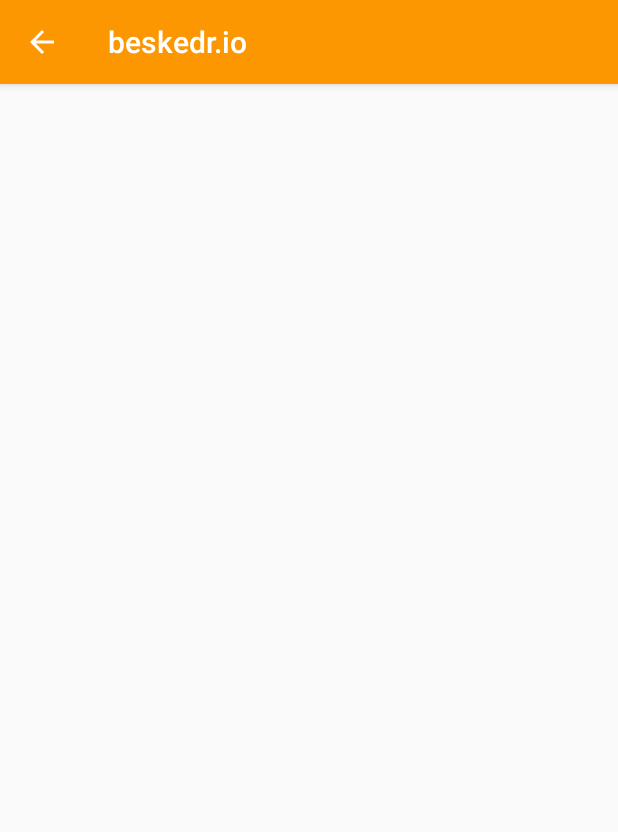
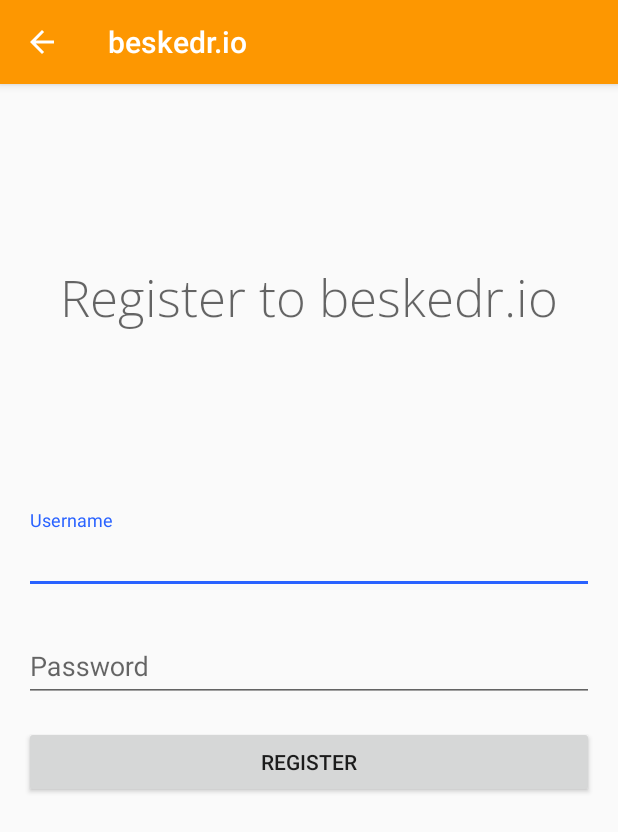
Before and after one commit to NielsHeltner/ap-portfolio, an Android app: the RegisterActivity screen opened directly, with no data from a screen before it, on a phone screen of 412 x 824 dp. Shown: the top 832 px of the screen. Run offline under Robolectric (Android 15) with nearby library versions, the phone set to English and light mode, and no system bars.

Commit message:
tilføjet register activity

```diff
--- a/app/src/main/res/layout/activity_login.xml
+++ b/app/src/main/res/layout/activity_login.xml
@@ -7,19 +7,19 @@
     tools:context="io.beskedr.LoginActivity">
 
     <android.support.design.widget.TextInputLayout
-        android:id="@+id/textInputLayoutUsername"
+        android:id="@+id/textInputLayoutLoginUsername"
         android:layout_width="0dp"
         android:layout_height="wrap_content"
         android:layout_marginBottom="16dp"
         android:layout_marginEnd="16dp"
         android:layout_marginStart="16dp"
-        app:layout_constraintBottom_toTopOf="@+id/textInputLayoutPassword"
+        app:layout_constraintBottom_toTopOf="@+id/textInputLayoutLoginPassword"
         app:layout_constraintEnd_toEndOf="parent"
         app:layout_constraintHorizontal_bias="0.0"
         app:layout_constraintStart_toStartOf="parent">
 
         <android.support.design.widget.TextInputEditText
-            android:id="@+id/username"
+            android:id="@+id/loginUsername"
             android:layout_width="match_parent"
             android:layout_height="match_parent"
             android:fontFamily="sans-serif"
@@ -28,7 +28,7 @@
     </android.support.design.widget.TextInputLayout>
 
     <android.support.design.widget.TextInputLayout
-        android:id="@+id/textInputLayoutPassword"
+        android:id="@+id/textInputLayoutLoginPassword"
         android:layout_width="0dp"
         android:layout_height="wrap_content"
         android:layout_marginBottom="16dp"
@@ -42,7 +42,7 @@
         app:layout_constraintTop_toTopOf="parent">
 
         <android.support.design.widget.TextInputEditText
-            android:id="@+id/password"
+            android:id="@+id/loginPassword"
             android:layout_width="match_parent"
             android:layout_height="wrap_content"
             android:fontFamily="sans-serif"
@@ -52,7 +52,7 @@
     </android.support.design.widget.TextInputLayout>
 
     <Button
-        android:id="@+id/button"
+        android:id="@+id/loginBtn"
         android:layout_width="0dp"
         android:layout_height="wrap_content"
         android:layout_marginEnd="16dp"
@@ -62,10 +62,10 @@
         android:text="@string/btn_login"
         app:layout_constraintEnd_toEndOf="parent"
         app:layout_constraintStart_toStartOf="parent"
-        app:layout_constraintTop_toBottomOf="@+id/textInputLayoutPassword" />
+        app:layout_constraintTop_toBottomOf="@+id/textInputLayoutLoginPassword" />
 
     <TextView
-        android:id="@+id/textView"
+        android:id="@+id/noAccount"
         android:layout_width="wrap_content"
         android:layout_height="wrap_content"
         android:layout_marginEnd="16dp"
@@ -76,10 +76,10 @@
         android:text="@string/prompt_register"
         app:layout_constraintEnd_toEndOf="parent"
         app:layout_constraintStart_toStartOf="parent"
-        app:layout_constraintTop_toBottomOf="@+id/button" />
+        app:layout_constraintTop_toBottomOf="@+id/loginBtn" />
 
     <TextView
-        android:id="@+id/textView2"
+        android:id="@+id/loginHeader"
         android:layout_width="wrap_content"
         android:layout_height="wrap_content"
         android:layout_marginBottom="16dp"
@@ -87,9 +87,9 @@
         android:layout_marginStart="16dp"
         android:layout_marginTop="16dp"
         android:fontFamily="@font/open_sans_light"
-        android:text="@string/prompt_login"
+        android:text="@string/prompt_login_header"
         android:textAppearance="@android:style/TextAppearance.Material.Display1"
-        app:layout_constraintBottom_toTopOf="@+id/textInputLayoutUsername"
+        app:layout_constraintBottom_toTopOf="@+id/textInputLayoutLoginUsername"
         app:layout_constraintEnd_toEndOf="parent"
         app:layout_constraintStart_toStartOf="parent"
         app:layout_constraintTop_toTopOf="parent" />
--- a/app/src/main/res/layout/activity_register.xml
+++ b/app/src/main/res/layout/activity_register.xml
@@ -6,4 +6,77 @@
     android:layout_height="match_parent"
     tools:context="io.beskedr.RegisterActivity">
 
+    <android.support.design.widget.TextInputLayout
+        android:id="@+id/textInputLayoutRegisterUsername"
+        android:layout_width="0dp"
+        android:layout_height="wrap_content"
+        android:layout_marginBottom="16dp"
+        android:layout_marginEnd="16dp"
+        android:layout_marginStart="16dp"
+        app:layout_constraintBottom_toTopOf="@+id/textInputLayoutRegisterPassword"
+        app:layout_constraintEnd_toEndOf="parent"
+        app:layout_constraintHorizontal_bias="0.0"
+        app:layout_constraintStart_toStartOf="parent">
+
+        <android.support.design.widget.TextInputEditText
+            android:id="@+id/username"
+            android:layout_width="match_parent"
+            android:layout_height="match_parent"
+            android:fontFamily="sans-serif"
+            android:hint="@string/prompt_username"
+            android:singleLine="true" />
+    </android.support.design.widget.TextInputLayout>
+
+    <android.support.design.widget.TextInputLayout
+        android:id="@+id/textInputLayoutRegisterPassword"
+        android:layout_width="0dp"
+        android:layout_height="wrap_content"
+        android:layout_marginBottom="16dp"
+        android:layout_marginEnd="16dp"
+        android:layout_marginStart="16dp"
+        android:layout_marginTop="16dp"
+        app:layout_constraintBottom_toBottomOf="parent"
+        app:layout_constraintEnd_toEndOf="parent"
+        app:layout_constraintHorizontal_bias="0.312"
+        app:layout_constraintStart_toStartOf="parent"
+        app:layout_constraintTop_toTopOf="parent">
+
+        <android.support.design.widget.TextInputEditText
+            android:id="@+id/password"
+            android:layout_width="match_parent"
+            android:layout_height="wrap_content"
+            android:fontFamily="sans-serif"
+            android:hint="@string/prompt_password"
+            android:inputType="textPassword"
+            android:singleLine="true" />
+    </android.support.design.widget.TextInputLayout>
+
+    <Button
+        android:id="@+id/button3"
+        android:layout_width="0dp"
+        android:layout_height="wrap_content"
+        android:layout_marginEnd="16dp"
+        android:layout_marginStart="16dp"
+        android:layout_marginTop="16dp"
+        android:onClick="login"
+        android:text="@string/btn_register"
+        app:layout_constraintEnd_toEndOf="parent"
+        app:layout_constraintStart_toStartOf="parent"
+        app:layout_constraintTop_toBottomOf="@+id/textInputLayoutRegisterPassword" />
+
+    <TextView
+        android:id="@+id/registerHeader"
+        android:layout_width="wrap_content"
+        android:layout_height="wrap_content"
+        android:layout_marginBottom="16dp"
+        android:layout_marginEnd="16dp"
+        android:layout_marginStart="16dp"
+        android:layout_marginTop="16dp"
+        android:fontFamily="@font/open_sans_light"
+        android:text="@string/prompt_register_header"
+        android:textAppearance="@android:style/TextAppearance.Material.Display1"
+        app:layout_constraintBottom_toTopOf="@+id/textInputLayoutRegisterUsername"
+        app:layout_constraintEnd_toEndOf="parent"
+        app:layout_constraintStart_toStartOf="parent"
+        app:layout_constraintTop_toTopOf="parent" />
 </android.support.constraint.ConstraintLayout>
--- a/app/src/main/res/values/strings.xml
+++ b/app/src/main/res/values/strings.xml
@@ -7,12 +7,18 @@
     <string name="no_messages">You have no messages :(</string>
 
     <!-- Strings for login -->
-    <string name="prompt_login">Log in to &appname;</string>
+    <string name="prompt_login_header">Log in to &appname;</string>
     <string name="prompt_username">Username</string>
     <string name="prompt_password">Password</string>
     <string name="btn_login">Login</string>
     <string name="prompt_register">No account yet? Create an account.</string>
 
+    <!-- Strings for register -->
+    <string name="prompt_register_header">Register to &appname;</string>
+    <string name="prompt_name">Name</string>
+    <string name="prompt_email">Email</string>
+    <string name="btn_register">Register</string>
+
     <!-- Strings for intent extras -->
     <string name="EXTRA_USERNAME" translatable="false">io.beskedr.USERNAME</string>
     <string name="EXTRA_PASSWORD" translatable="false">io.beskedr.PASSWORD</string>
```
Also changed, not shown: 1 other file.
